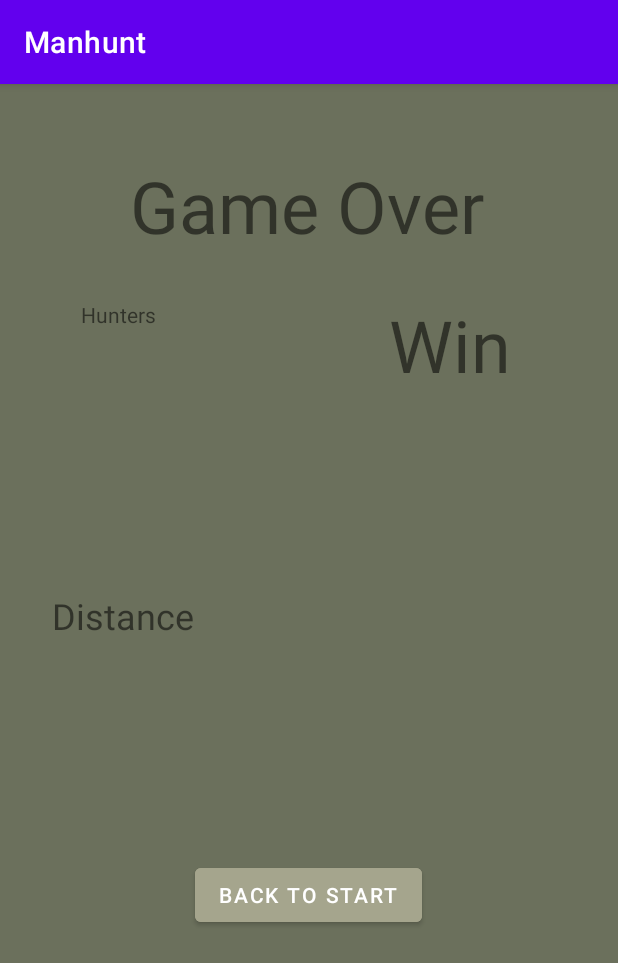
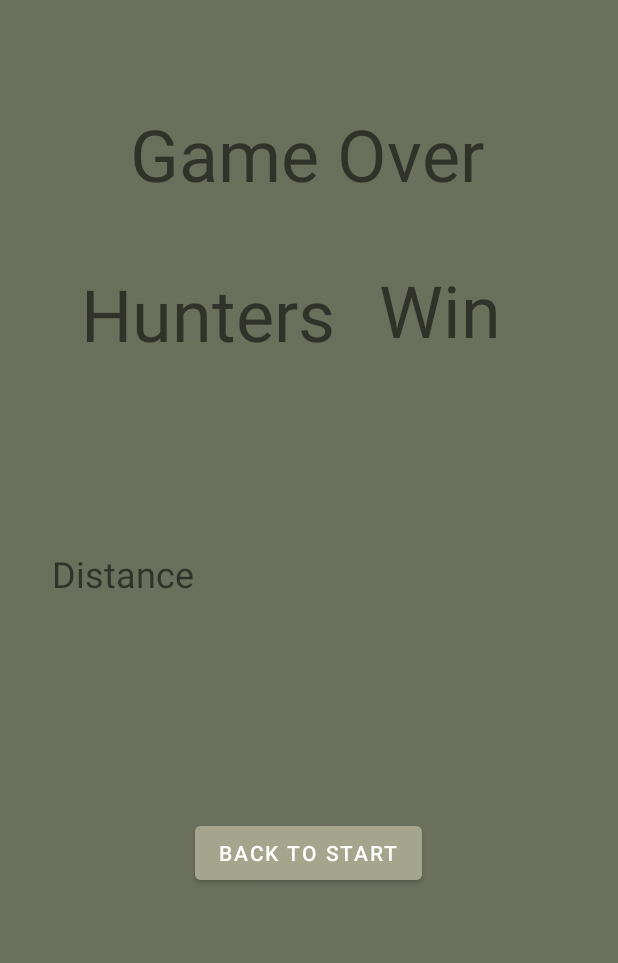
Before and after one commit to MuazShash/Manhunt, an Android app: the EndGame screen opened directly, with no data from a screen before it, on a phone screen of 412 x 824 dp. Shown: the top 963 px of the screen. Run offline under Robolectric (Android 15) with nearby library versions, the phone set to English and light mode, and no system bars; Roboto replaces fonts that are not available here.

Commit message:
Game:   - Navigates to end game screen when game ends properly.
EndGame:
  - Fixed alignment for textViews.
  - Also changed theme for no action bar.

```diff
--- a/app/src/main/AndroidManifest.xml
+++ b/app/src/main/AndroidManifest.xml
@@ -19,7 +19,8 @@
         android:supportsRtl="true"
         android:theme="@style/Theme.Manhunt"
         android:usesCleartextTraffic="true">
-        <activity android:name=".EndGame">
+        <activity android:name=".EndGame"
+            android:theme="@style/Theme.Manhunt.NoActionBar">
 
         </activity>
 
--- a/app/src/main/java/com/example/manhunt/Game.java
+++ b/app/src/main/java/com/example/manhunt/Game.java
@@ -371,6 +371,11 @@ public class Game extends FragmentActivity implements OnMapReadyCallback {
                     txtScan.setText("");
                 }
 
+                System.out.println("GAAAAAMMEMEMEMEMEMEE ENNNNNNNNDDD" + gameEnd);
+                if(gameEnd){
+                    startActivity(new Intent(Game.this, EndGame.class)); //sending users to the endgame screen
+                    finish(); //kills game activity
+                }
                 // Do your work here
                 handler.postDelayed(this, delay);
             }
@@ -399,10 +404,6 @@ public class Game extends FragmentActivity implements OnMapReadyCallback {
             lobbyRef.child("users").child(globalPlayer.getName()).child("hunter").addValueEventListener(hunterListener); //Update their status as hunter in game if they are hunter on the database
         }
 
-        if(gameEnd){
-            startActivity(new Intent(Game.this, EndGame.class)); //sending users to the endgame screen
-            finish(); //kills game activity
-        }
     }
 
 /*************************************************************************************************************************************
--- a/app/src/main/res/layout/activity_end_game.xml
+++ b/app/src/main/res/layout/activity_end_game.xml
@@ -46,25 +46,28 @@
         android:textSize="48sp"
         app:layout_constraintBottom_toTopOf="@+id/backToStart"
         app:layout_constraintEnd_toEndOf="parent"
-        app:layout_constraintHorizontal_bias="0.88"
+        app:layout_constraintHorizontal_bias="0.857"
+        app:layout_constraintStart_toStartOf="parent"
+        app:layout_constraintTop_toBottomOf="@+id/gameOver"
+        app:layout_constraintVertical_bias="1.0" />
+
+    <TextView
+        android:id="@+id/winnerType"
+        android:layout_width="190dp"
+        android:layout_height="63dp"
+        android:layout_marginStart="54dp"
+        android:layout_marginLeft="54dp"
+        android:layout_marginTop="35dp"
+        android:layout_marginEnd="20dp"
+        android:layout_marginRight="20dp"
+        android:layout_marginBottom="307dp"
+        android:textSize="48sp"
+        app:layout_constraintBottom_toTopOf="@+id/backToStart"
+        app:layout_constraintEnd_toStartOf="@+id/textWin"
+        app:layout_constraintHorizontal_bias="0.0"
         app:layout_constraintStart_toStartOf="parent"
         app:layout_constraintTop_toBottomOf="@+id/gameOver"
         app:layout_constraintVertical_bias="0.0" />
-
-    <TextView
-        android:id="@+id/winnerType"
-        android:layout_width="141dp"
-        android:layout_height="63dp"
-        android:layout_marginStart="54dp"
-        android:layout_marginLeft="54dp"
-        android:layout_marginTop="21dp"
-        android:layout_marginEnd="64dp"
-        android:layout_marginRight="64dp"
-        android:layout_marginBottom="307dp"
-        app:layout_constraintBottom_toTopOf="@+id/backToStart"
-        app:layout_constraintEnd_toStartOf="@+id/textWin"
-        app:layout_constraintStart_toStartOf="parent"
-        app:layout_constraintTop_toBottomOf="@+id/gameOver" />
 
     <TextView
         android:id="@+id/txtDistanceTravelled"
--- a/app/src/main/res/values-night/themes.xml
+++ b/app/src/main/res/values-night/themes.xml
@@ -14,7 +14,10 @@
         <!-- Customize your theme here. -->
     </style>
 
-
+    <style name="Theme.Manhunt.NoActionBar">
+        <item name="windowActionBar">false</item>
+        <item name="windowNoTitle">true</item>
+    </style>
 
     <style name="Theme.AppCompat.popupTheme" parent="Theme.AppCompat.Light.NoActionBar">
         <item name="android:windowIsTranslucent">true</item>
```
